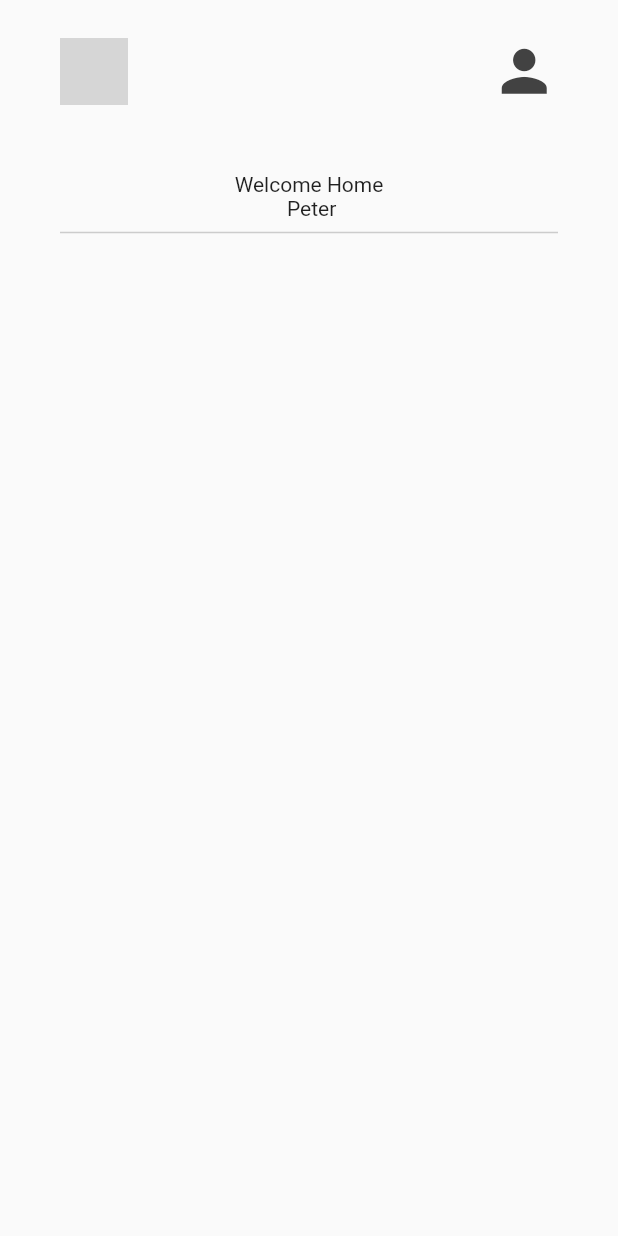
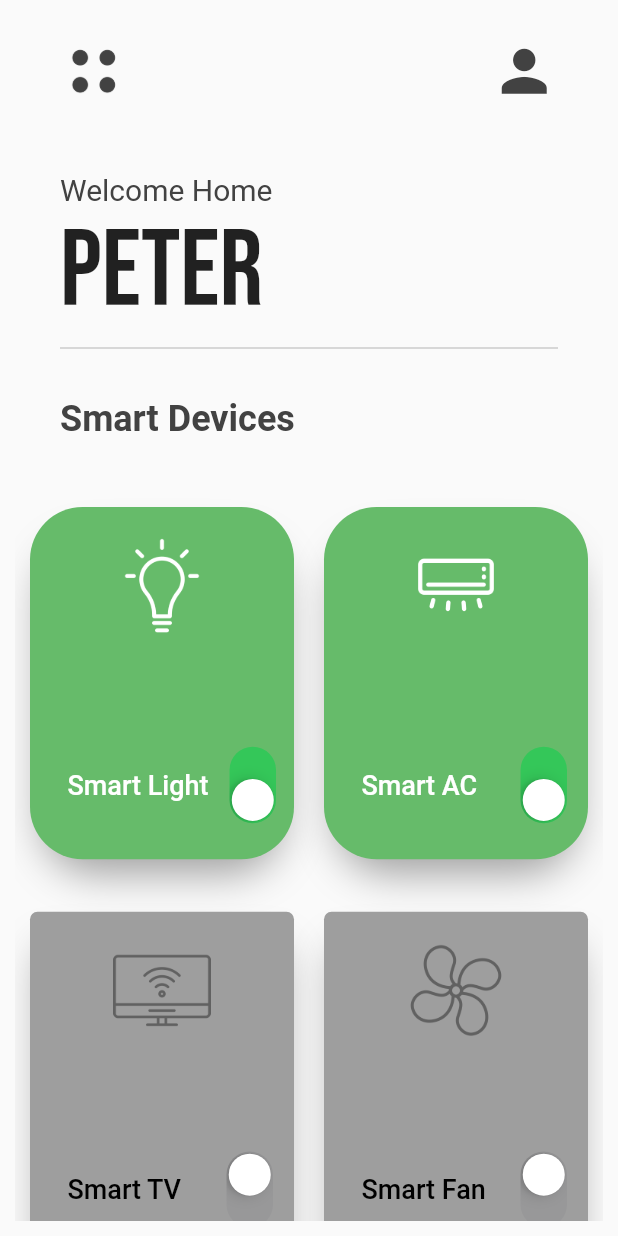
Before and after one commit to ClementPeter/smart_home_ui, a Flutter app: the screen it shows after launch, on a phone screen of 412 x 824 dp. Run offline on Flutter 3.47's test engine with Material 2 defaults, Android fonts, the phone set to English and light mode, and no system bars; our stand-ins replace google_fonts; grey boxes are pictures that could not be loaded.

Commit message:
✨ completed: Smart Home UI

```diff
--- a/lib/main.dart
+++ b/lib/main.dart
@@ -1,4 +1,9 @@
+import 'dart:math';
+
+import 'package:flutter/cupertino.dart';
 import 'package:flutter/material.dart';
+import 'package:google_fonts/google_fonts.dart';
+import 'package:smart_home/widget.dart';
 
 void main() {
   runApp(const MyApp());
@@ -10,6 +15,9 @@ class MyApp extends StatelessWidget {
   @override
   Widget build(BuildContext context) {
     return MaterialApp(
+      theme: ThemeData(
+        primaryColor: Colors.black,
+      ),
       title: 'Smart Home',
       home: const MyHomePage(title: 'Smart Home UI'),
     );
@@ -30,27 +38,27 @@ class _MyHomePageState extends State<MyHomePage> {
   final double verticalPadding = 25;
 
   //List of Smart Devices
-  List mySmartDevices = [];
+  List mySmartDevices = [
+    ["Smart Light", "images/light-bulb.png", true],
+    ["Smart AC", "images/air-conditioner.png", true],
+    ["Smart TV", "images/smart-tv.png", false],
+    ["Smart Fan", "images/fan.png", false],
+  ];
+  //function to toggle the swtich
+  void powerSwitchedToggled(bool value, int index) {
+    setState(() {
+      mySmartDevices[index][2] = value;
+    });
+  }
+
   @override
   Widget build(BuildContext context) {
     return Scaffold(
-      // appBar: AppBar(
-      //   title: Text(widget.title),
-      // ),
-      // body: Center(
-      //   child: Column(
-      //     mainAxisAlignment: MainAxisAlignment.center,
-      //     children: <Widget>[
-      //       const Text(
-      //         'You have pushed the button this many times:',
-      //       ),
-      //     ],
-      //   ),
-      // ),
-      body: Column(
-          //crossAxisAlignment: CrossAxisAlignment.stretch,
+      body: SafeArea(
+        child: Column(
+          crossAxisAlignment: CrossAxisAlignment.start,
           children: [
-            //custome app bar with 2 top icons
+            //custom app bar with 2 top icons
             Padding(
               padding: EdgeInsets.symmetric(
                 horizontal: horizontalPadding,
@@ -61,7 +69,7 @@ class _MyHomePageState extends State<MyHomePage> {
                 children: [
                   // menu icon
                   Image.asset(
-                    'lib/icons/menu.png',
+                    'images/menu.png',
                     height: 45,
                     color: Colors.grey[800],
                   ),
@@ -76,9 +84,24 @@ class _MyHomePageState extends State<MyHomePage> {
               ),
             ),
 
-            SizedBox(height: 20),
-            Text("Welcome Home"),
-            Text(" Peter"),
+            const SizedBox(height: 20),
+            Padding(
+              padding: EdgeInsets.symmetric(horizontal: horizontalPadding),
+              child: Column(
+                crossAxisAlignment: CrossAxisAlignment.start,
+                children: [
+                  Text(
+                    "Welcome Home",
+                    style: TextStyle(fontSize: 20, color: Colors.grey.shade800),
+                  ),
+                  Text(
+                    "Peter",
+                    style: GoogleFonts.bebasNeue(fontSize: 72),
+                  ),
+                ],
+              ),
+            ),
+
             const Padding(
               padding: EdgeInsets.symmetric(horizontal: 40.0),
               child: Divider(
@@ -86,7 +109,50 @@ class _MyHomePageState extends State<MyHomePage> {
                 color: Color.fromARGB(255, 204, 204, 204),
               ),
             ),
-          ]),
+
+            const SizedBox(height: 25),
+
+            // smart devices grid
+            Padding(
+              padding: EdgeInsets.symmetric(horizontal: horizontalPadding),
+              child: Text(
+                "Smart Devices",
+                style: TextStyle(
+                  fontWeight: FontWeight.bold,
+                  fontSize: 24,
+                  color: Colors.grey.shade800,
+                ),
+              ),
+            ),
+            const SizedBox(height: 25),
+            // smart devices grid
+            Expanded(
+              child: Padding(
+                padding: const EdgeInsets.all(10.0),
+                child: GridView.builder(
+                  itemCount: mySmartDevices.length,
+                  physics: const NeverScrollableScrollPhysics(),
+                  gridDelegate: const SliverGridDelegateWithFixedCrossAxisCount(
+                    crossAxisCount: 2,
+                    //crossAxisSpacing: 15,
+                    mainAxisSpacing: 15,
+                    childAspectRatio: 1 / 1.3,
+                  ),
+                  itemBuilder: (context, index) {
+                    return SmartBox(
+                        smartDeviceName: mySmartDevices[index][0],
+                        iconPath: mySmartDevices[index][1],
+                        powerStatus: mySmartDevices[index][2],
+                        onChanged: (value) {
+                          powerSwitchedToggled(value, index);
+                        });
+                  },
+                ),
+              ),
+            )
+          ],
+        ),
+      ),
     );
   }
 }
--- a/lib/widget.dart
+++ b/lib/widget.dart
@@ -0,0 +1,85 @@
+import 'dart:math';
+import 'package:flutter/cupertino.dart';
+import 'package:flutter/material.dart';
+import 'package:google_fonts/google_fonts.dart';
+
+//@immutable
+class SmartBox extends StatelessWidget {
+  SmartBox({
+    Key? key,
+    required this.smartDeviceName,
+    required this.iconPath,
+    required this.powerStatus,
+    this.onChanged,
+  }) : super(key: key);
+
+  // final List mySmartDevices;
+  final String? smartDeviceName;
+  final String? iconPath;
+  final bool? powerStatus;
+
+  void Function(bool)? onChanged;
+
+  @override
+  Widget build(BuildContext context) {
+    return Padding(
+      padding: const EdgeInsets.all(10.0),
+      child: AnimatedContainer(
+        duration: const Duration(milliseconds: 250),
+        decoration: BoxDecoration(
+          color: powerStatus! ? Colors.green.shade400 : Colors.grey,
+          borderRadius: powerStatus!
+              ? BorderRadius.circular(35)
+              : BorderRadius.circular(5),
+          boxShadow: const [
+            BoxShadow(
+              offset: Offset(0, 17),
+              blurRadius: 23,
+              spreadRadius: -8,
+              color: Colors.grey,
+            ),
+          ],
+        ),
+        child: Column(
+          //mainAxisAlignment: MainAxisAlignment.spaceBetween,
+          children: [
+            Padding(
+              padding: const EdgeInsets.all(20.0),
+              child: Image.asset(
+                iconPath!,
+                height: 65,
+                color: powerStatus! ? Colors.white : Colors.grey.shade700,
+              ),
+            ),
+            const Expanded(child: SizedBox()),
+            Row(
+              mainAxisAlignment: MainAxisAlignment.spaceBetween,
+              children: [
+                Padding(
+                  padding: const EdgeInsets.only(left: 25.0),
+                  child: Text(
+                    smartDeviceName!,
+                    style: TextStyle(
+                      color: powerStatus! ? Colors.white : Colors.black,
+                      fontSize: 18,
+                      fontWeight: FontWeight.w500,
+                    ),
+                  ),
+                ),
+                Transform.rotate(
+                  angle: pi / 2,
+                  child: CupertinoSwitch(
+                    value: powerStatus!,
+                    //pass a function to change the power status
+                    onChanged: onChanged,
+                  ),
+                )
+              ],
+            ),
+            const SizedBox(height: 30)
+          ],
+        ),
+      ),
+    );
+  }
+}
--- a/pubspec.yaml
+++ b/pubspec.yaml
@@ -32,7 +32,7 @@ dependencies:
   cupertino_icons: ^1.0.2
   flutter:
     sdk: flutter
-  # google_fonts: ^4.0.1
+  google_fonts: ^4.0.1
 
 dev_dependencies:
 
@@ -56,8 +56,8 @@ flutter:
   uses-material-design: true
 
   # # To add assets to your application, add an assets section, like this:
-  # assets:
-  #   - images/
+  assets:
+    - images/
   #   - images/a_dot_ham.jpeg
   # An image asset can refer to one or more resolution-specific "variants", see
   # https://flutter.dev/assets-and-images/#resolution-aware
```
